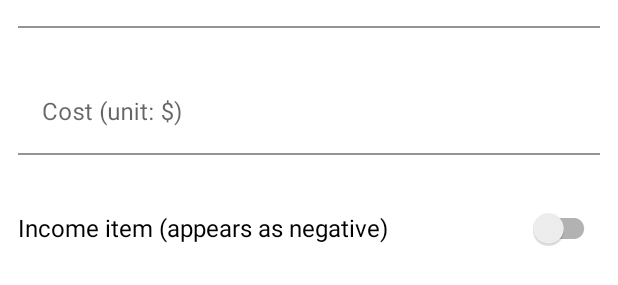
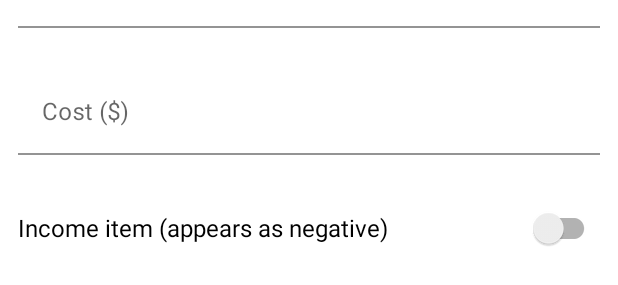
Before and after one commit to Yanmeeei/EECS285project4, an Android app: the layout dialog_add_transaction.xml on its own in the app's theme, with its tools: preview values and no code run, on a phone screen of 412 x 824 dp. Shown: the part 213-498 px from the top of the screen. Run offline under Robolectric (Android 15) with nearby library versions, the light colour scheme and no system bars.

Commit message:
Cost ($)

```diff
--- a/app/src/main/res/values/strings.xml
+++ b/app/src/main/res/values/strings.xml
@@ -10,7 +10,7 @@
     <string name="button_yes">Yes</string>
     <string name="text_category">Category</string>
     <string name="text_name">Name</string>
-    <string name="text_cost">Cost (unit: $)</string>
+    <string name="text_cost">Cost ($)</string>
     <string name="warning_one">WARNING</string>
     <string name="warning_two">Are you sure you want to delete all transactions?</string>
     <string name="warning_three">They will be lost forever! (A long time!)</string>
```
